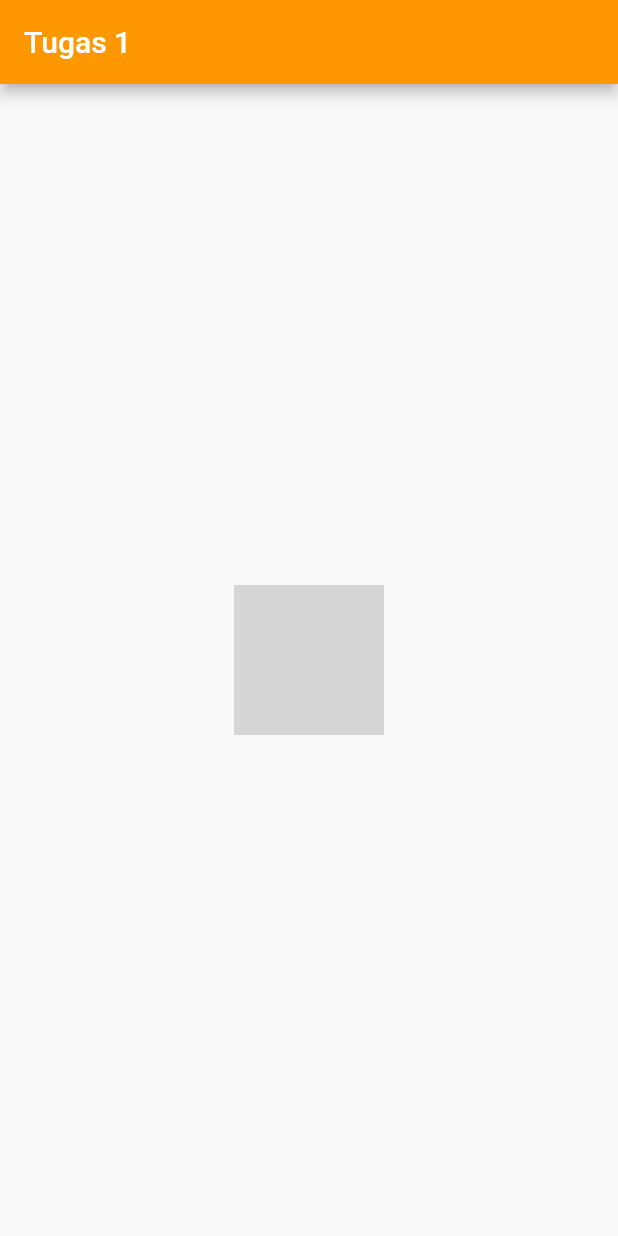
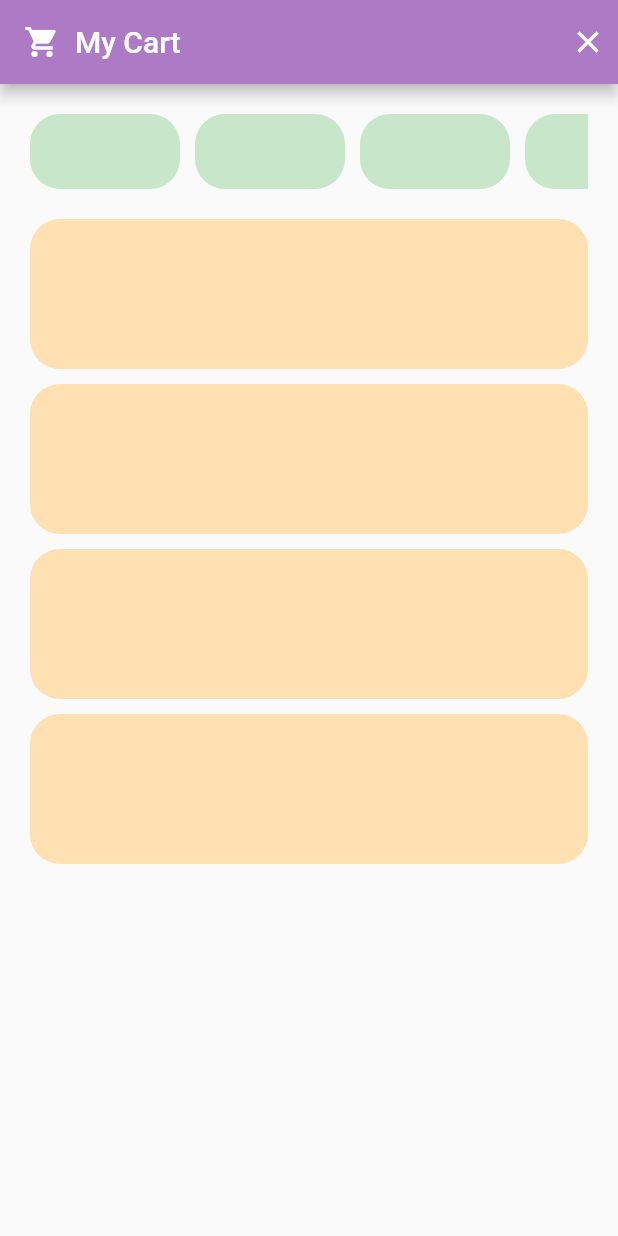
Before and after one commit to codekaze/state_management_tutorial, a Flutter app: the screen it shows after launch, on a phone screen of 412 x 824 dp. Run offline on Flutter 3.47's test engine with Material 2 defaults, Android fonts, the phone set to English and light mode, and no system bars; our stand-ins replace get; grey boxes are pictures that could not be loaded.

Commit message:
Tue, Apr 13, 09:13:15

```diff
--- /dev/null
+++ b/lib/cart/cart.dart
@@ -0,0 +1,107 @@
+import 'package:flutter/material.dart';
+
+class CartView extends StatefulWidget {
+  @override
+  _CartViewState createState() => _CartViewState();
+}
+
+class _CartViewState extends State<CartView> {
+  List<Map> cartItems = [
+    {
+      "product_name": "Gitar Listrik",
+      "image_url":
+          "https://sirclocdn.com/smosyumusic-com/blog/_191001175404_Squier%20Strat_ori.jpg",
+      "price": 2500000,
+      "qty": 1,
+    },
+    {
+      "product_name": "Meja Belajar",
+      "image_url":
+          "https://www.static-src.com/wcsstore/Indraprastha/images/catalog/full//94/MTA-4475640/dekoruma_dekoruma_-_heim_studio_yucca_set_meja_belajar_dengan_laci_penyimpanan_full06_t54t1ff7.jpg",
+      "price": 175000,
+      "qty": 1,
+    },
+    {
+      "product_name": "PC Gaming",
+      "image_url":
+          "https://merahputih.com/media/f0/86/1d/f0861dd0ce71c639c582dcdcfef4b95b.jpg",
+      "price": 16500000,
+      "qty": 1,
+    },
+    {
+      "product_name": "Lampu Aladin",
+      "image_url":
+          "https://statics.indozone.news/content/2020/11/21/vWsB5Lk/apes-dokter-ini-tertipu-rp1-3-miliar-usai-beli-lampu-aladdin-palsu30_700.jpg",
+      "price": 75000000,
+      "qty": 1,
+    },
+  ];
+
+  @override
+  Widget build(BuildContext context) {
+    return Scaffold(
+        appBar: AppBar(
+          // backgroundColor: Colors.red[500],
+          // format: 0xff + kode warna
+          backgroundColor: Color(0xffAF7AC5),
+          title: Row(
+            children: [
+              Icon(Icons.shopping_cart),
+              SizedBox(
+                width: 10.0,
+              ),
+              Text("My Cart"),
+            ],
+          ),
+          actions: [
+            Padding(
+              padding: const EdgeInsets.all(8.0),
+              child: Icon(Icons.clear),
+            ),
+          ],
+        ),
+        body: Padding(
+          padding: const EdgeInsets.all(20.0),
+          child: Column(
+            children: [
+              //! List Horizontal
+              Container(
+                height: 50.0,
+                child: ListView.builder(
+                  itemCount: cartItems.length,
+                  scrollDirection: Axis.horizontal,
+                  itemBuilder: (context, index) {
+                    return Container(
+                      height: 50.0,
+                      width: 100.0,
+                      margin: EdgeInsets.only(right: 10),
+                      decoration: BoxDecoration(
+                          color: Colors.green[100],
+                          borderRadius: BorderRadius.circular(20.0)),
+                    );
+                  },
+                ),
+              ),
+              SizedBox(
+                height: 20.0,
+              ),
+              //! List Vertical
+              Expanded(
+                child: ListView.builder(
+                  itemCount: cartItems.length,
+                  itemBuilder: (context, index) {
+                    return Container(
+                      height: 100.0,
+                      margin: EdgeInsets.only(bottom: 10),
+                      decoration: BoxDecoration(
+                          color: Colors.orange[100],
+                          borderRadius: BorderRadius.circular(20.0)),
+                    );
+                  },
+                ),
+              ),
+            ],
+          ),
+        ));
+  }
+}
--- a/lib/main.dart
+++ b/lib/main.dart
@@ -2,6 +2,7 @@ import 'package:flutter/material.dart';
 import 'package:get/get.dart';
 import 'package:tutorial/panic/panic.dart';
 import 'package:tutorial/tugas/tugas1.dart';
+import 'cart/cart.dart';
 import 'home/view/home_view.dart';
 import 'login.dart';
 
@@ -9,6 +10,6 @@ void main() {
   runApp(GetMaterialApp(
     debugShowCheckedModeBanner: false,
     defaultTransition: Transition.fade,
-    home: Tugas1View(),
+    home: CartView(),
   ));
 }
```
